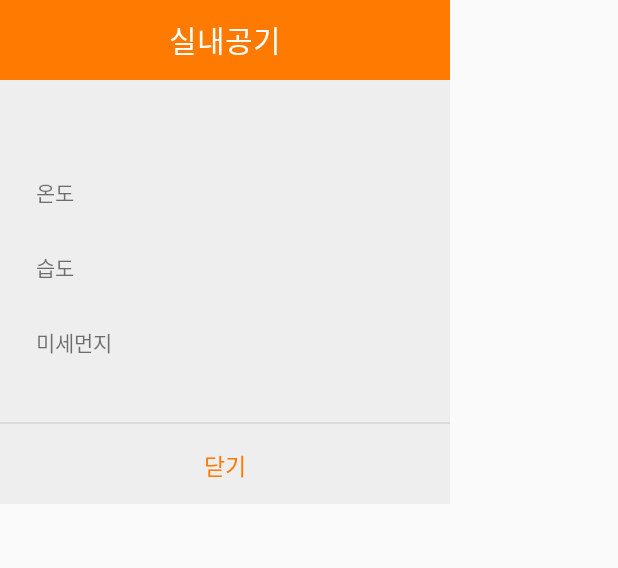
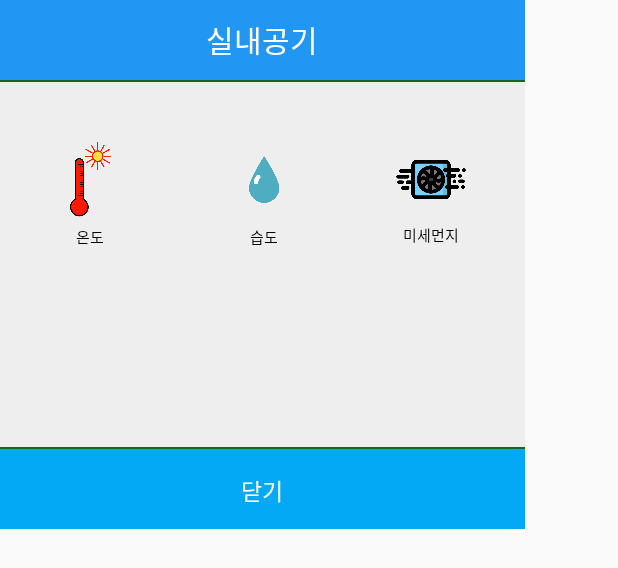
Before and after one commit to moonki95/IoT-based-Indoor-ventilation-alarm-system, an Android app: the layout activity_indoor_popup.xml on its own in the app's theme, with its tools: preview values and no code run, on a phone screen of 412 x 824 dp. Shown: the top 568 px of the screen. Run offline under Robolectric (Android 15) with nearby library versions, the phone set to English and light mode, and no system bars.

Commit message:
Changed activity_main and activity_indoor_popup

```diff
--- a/Android3/app/src/main/java/com/example/Android/OutdoorAir.java
+++ b/Android3/app/src/main/java/com/example/Android/OutdoorAir.java
@@ -16,7 +16,7 @@ public class OutdoorAir {
         gungu=str;
     }
     public static void setDataTime(String str){
-        dataTime=str;
+        dataTime=str.substring(str.length()-5,str.length());
     }
     public static void setPM10(String pm10){
         PM10=pm10;
--- a/Android3/app/src/main/res/layout/activity_indoor_popup.xml
+++ b/Android3/app/src/main/res/layout/activity_indoor_popup.xml
@@ -2,7 +2,7 @@
 <LinearLayout xmlns:android="http://schemas.android.com/apk/res/android"
     android:background="#eeeeee"
     android:orientation="vertical"
-    android:layout_width="300dp"
+    android:layout_width="350dp"
     android:layout_height="wrap_content">
 
     // 타이틀바
@@ -10,28 +10,36 @@
         android:orientation="horizontal"
         android:layout_width="match_parent"
         android:layout_height="wrap_content">
+
         <TextView
+            android:layout_width="match_parent"
+            android:layout_height="53dp"
+            android:background="#2196F3"
+            android:gravity="center"
             android:text="실내공기"
-            android:textSize="20sp"
             android:textColor="#fff"
-            android:gravity="center"
-            android:background="#ff7a00"
-            android:layout_width="match_parent"
-            android:layout_height="53dp" />
+            android:textSize="20sp" />
     </LinearLayout>
     //end 타이틀바
+    <View
+        android:layout_width="match_parent"
+        android:layout_height="1dp"
+        android:background="#1B631E" />
+    //Notice
 
-    //Notice
+    <!--
     <LinearLayout
-        android:padding="24dp"
+        android:layout_width="match_parent"
+        android:layout_height="wrap_content"
+        android:background="#C3E1E4"
         android:orientation="vertical"
-        android:layout_width="match_parent"
-        android:layout_height="wrap_content">
+        android:padding="24dp">
+
         <LinearLayout
             android:layout_width="match_parent"
             android:layout_height="50dp"
-            android:orientation="horizontal"
-            android:layout_marginTop="30dp">
+            android:layout_marginTop="30dp"
+            android:orientation="horizontal">
 
             <TextView
                 android:layout_width="100dp"
@@ -44,13 +52,15 @@
                 android:layout_width="match_parent"
                 android:layout_height="match_parent"
                 android:layout_marginTop="10dp"
-                android:textColor="#000"/>
+                android:textColor="#000" />
 
         </LinearLayout>
+
         <LinearLayout
             android:layout_width="match_parent"
             android:layout_height="50dp"
             android:orientation="horizontal">
+
             <TextView
                 android:layout_width="100dp"
                 android:layout_height="50dp"
@@ -62,13 +72,15 @@
                 android:layout_width="match_parent"
                 android:layout_height="match_parent"
                 android:layout_marginTop="10dp"
-                android:textColor="#000"/>
+                android:textColor="#000" />
 
         </LinearLayout>
+
         <LinearLayout
             android:layout_width="match_parent"
             android:layout_height="50dp"
             android:orientation="horizontal">
+
             <TextView
                 android:layout_width="100dp"
                 android:layout_height="50dp"
@@ -80,18 +92,133 @@
                 android:layout_width="match_parent"
                 android:layout_height="match_parent"
                 android:layout_marginTop="10dp"
-                android:textColor="#000"/>
+                android:textColor="#000" />
 
         </LinearLayout>
 
 
     </LinearLayout>
     //end of Notice
+-->
+
+    <RelativeLayout
+        android:layout_width="match_parent"
+        android:layout_height="match_parent"
+        android:layout_marginTop="30dp"
+        android:layout_marginBottom="30dp">
+
+        <ImageView
+            android:id="@+id/textView_temp1"
+            android:layout_width="100dp"
+            android:layout_height="50dp"
+            android:layout_marginTop="10dp"
+            android:layout_marginLeft="10dp"
+            android:gravity="center"
+            android:src="@drawable/tem"
+            android:textSize="15sp" />
+
+        <TextView
+            android:id="@+id/text1"
+            android:layout_width="100dp"
+            android:layout_height="20dp"
+            android:layout_below="@id/textView_temp1"
+            android:layout_marginTop="3dp"
+            android:layout_marginLeft="10dp"
+            android:gravity="center"
+            android:text="온도"
+            android:textSize="10sp"
+            android:textColor="#000" />
+
+        <TextView
+            android:id="@+id/textView_temp"
+            android:layout_width="100dp"
+            android:layout_height="80dp"
+            android:layout_below="@id/text1"
+            android:layout_marginTop="20dp"
+            android:layout_marginLeft="10dp"
+            android:gravity="center"
+            android:textSize="20dp"
+            android:textColor="#000" />
+
+        <ImageView
+            android:id="@+id/textView_humid1"
+            android:layout_width="100dp"
+            android:layout_height="50dp"
+            android:layout_marginLeft="15dp"
+            android:layout_marginTop="10dp"
+            android:layout_toRightOf="@id/textView_temp1"
+            android:gravity="center"
+            android:src="@drawable/hum"
+            android:text="습도"
+            android:textSize="15sp" />
+
+        <TextView
+            android:id="@+id/text2"
+            android:layout_width="100dp"
+            android:layout_height="20dp"
+            android:layout_below="@id/textView_humid1"
+            android:layout_marginLeft="16dp"
+            android:layout_marginTop="3dp"
+            android:text="습도"
+            android:textSize="10sp"
+            android:layout_toRightOf="@id/textView_temp"
+            android:gravity="center"
+            android:textColor="#000" />
+
+        <TextView
+            android:id="@+id/textView_humid"
+            android:layout_width="100dp"
+            android:layout_height="80dp"
+            android:layout_below="@id/text2"
+            android:layout_marginLeft="16dp"
+            android:layout_marginTop="20dp"
+            android:layout_toRightOf="@id/textView_temp"
+            android:gravity="center"
+            android:textSize="20dp"
+            android:textColor="#000" />
+
+        <ImageView
+            android:id="@+id/textView_dust1"
+            android:layout_width="100dp"
+            android:layout_height="50dp"
+            android:layout_marginLeft="12dp"
+            android:layout_marginTop="10dp"
+            android:layout_toRightOf="@id/textView_humid1"
+            android:gravity="center"
+            android:src="@drawable/dust"
+            android:textSize="14sp" />
+
+        <TextView
+            android:id="@+id/text3"
+            android:layout_width="100dp"
+            android:layout_height="20dp"
+            android:layout_below="@id/textView_dust1"
+            android:layout_marginLeft="11dp"
+            android:layout_marginTop="2dp"
+            android:layout_toRightOf="@id/textView_humid"
+            android:gravity="center"
+            android:text="미세먼지"
+            android:textColor="#000"
+            android:textSize="10sp" />
+
+        <TextView
+            android:id="@+id/textView_dust"
+            android:layout_width="100dp"
+            android:layout_height="80dp"
+            android:layout_below="@id/text3"
+            android:layout_marginLeft="14dp"
+            android:layout_marginTop="21dp"
+            android:layout_toRightOf="@id/textView_humid"
+            android:gravity="center"
+            android:textSize="20dp"
+            android:textColor="#000" />
+
+    </RelativeLayout>
 
     <View
-        android:background="#66bdbdbd"
         android:layout_width="match_parent"
-        android:layout_height="1dp" />
+        android:layout_height="1dp"
+        android:background="#1B631E" />
 
     //닫기 버튼
     <LinearLayout
@@ -99,16 +226,17 @@
         android:gravity="center"
         android:layout_width="match_parent"
         android:layout_height="wrap_content">
+
         <Button
-            android:text="닫기"
-            android:textSize="15sp"
-            android:textColor="#ff7a00"
-            android:padding="16dp"
-            android:gravity="center"
-            android:background="#00000000"
             android:layout_width="match_parent"
             android:layout_height="53dp"
-            android:onClick="mOnClose"/>
+            android:background="#03A9F4"
+            android:gravity="center"
+            android:onClick="mOnClose"
+            android:padding="16dp"
+            android:text="닫기"
+            android:textColor="#FFFFFF"
+            android:textSize="15sp" />
     </LinearLayout>
     // end of 닫기 버튼
 
```
Also changed, not shown: Android3/app/src/main/java/com/example/Android/MainActivity.java (+26 -4 lines), Android3/app/src/main/res/layout/activity_main.xml (+57 -56 lines), Android3/app/src/main/res/drawable/dust.png (added), Android3/app/src/main/res/drawable/hum.png (added), Android3/app/src/main/res/drawable/tem.png (added), 2 other files.
